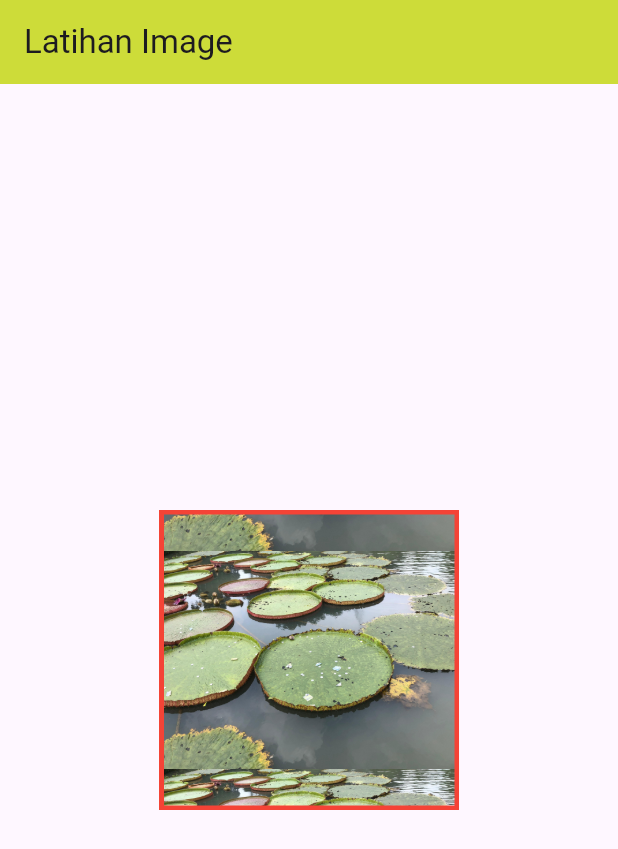
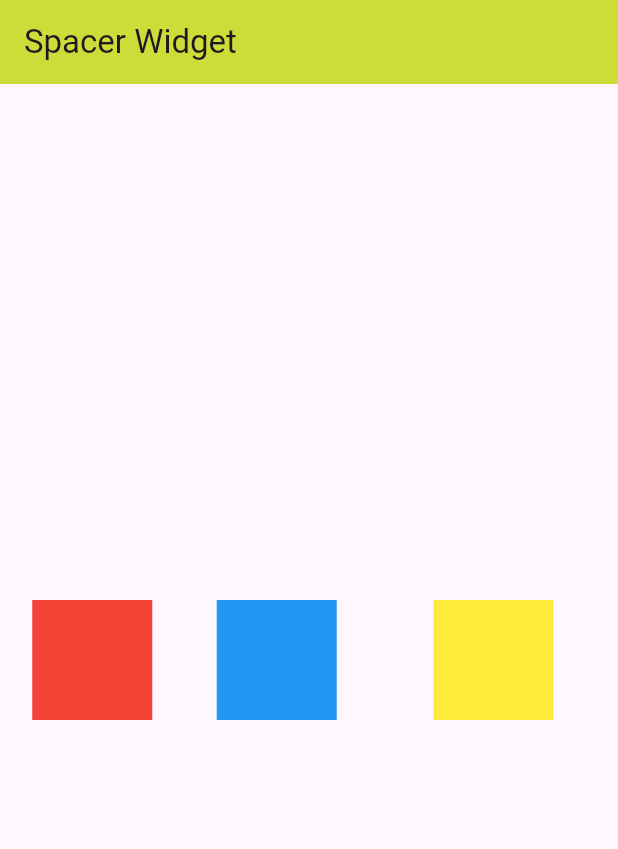
Before and after one commit to yabsiraditya/learn-flutter, a Flutter app: the screen it shows after launch, on a phone screen of 412 x 824 dp. Shown: the top 849 px of the screen. Run offline on Flutter 3.47's test engine with Material 3 defaults, Android fonts, the phone set to English and light mode, and no system bars.

Commit message:
day-6 learn flutter Spacer Widget

```diff
--- a/lib/main.dart
+++ b/lib/main.dart
@@ -8,20 +8,29 @@ class MyApp extends StatelessWidget {
     return MaterialApp(
       home: Scaffold(
         appBar: AppBar(
-          title: Text("Latihan Image"),
+          title: Text("Spacer Widget"),
           backgroundColor: Colors.lime,
         ),
         body: Center(
-          child: Container(
-            color: Colors.red,
-            width: 200,
-            height: 200,
-            padding: EdgeInsets.all(3),
-            child: Image(
-              image: AssetImage('images/1.jpeg'),
-              fit: BoxFit.contain,
-              repeat: ImageRepeat.repeat,
-            ),
+          child: Row(
+            // mainAxisAlignment: MainAxisAlignment.spaceEvenly,
+            children: <Widget>[
+              Spacer(
+                flex: 1,
+              ),
+              Container(width: 80, height: 80, color: Colors.red),
+              Spacer(
+                flex: 2,
+              ),
+              Container(width: 80, height: 80, color: Colors.blue),
+              Spacer(
+                flex: 3,
+              ),
+              Container(width: 80, height: 80, color: Colors.yellow),
+              Spacer(
+                flex: 2,
+              )
+            ],
           ),
         ),
       ),
```
